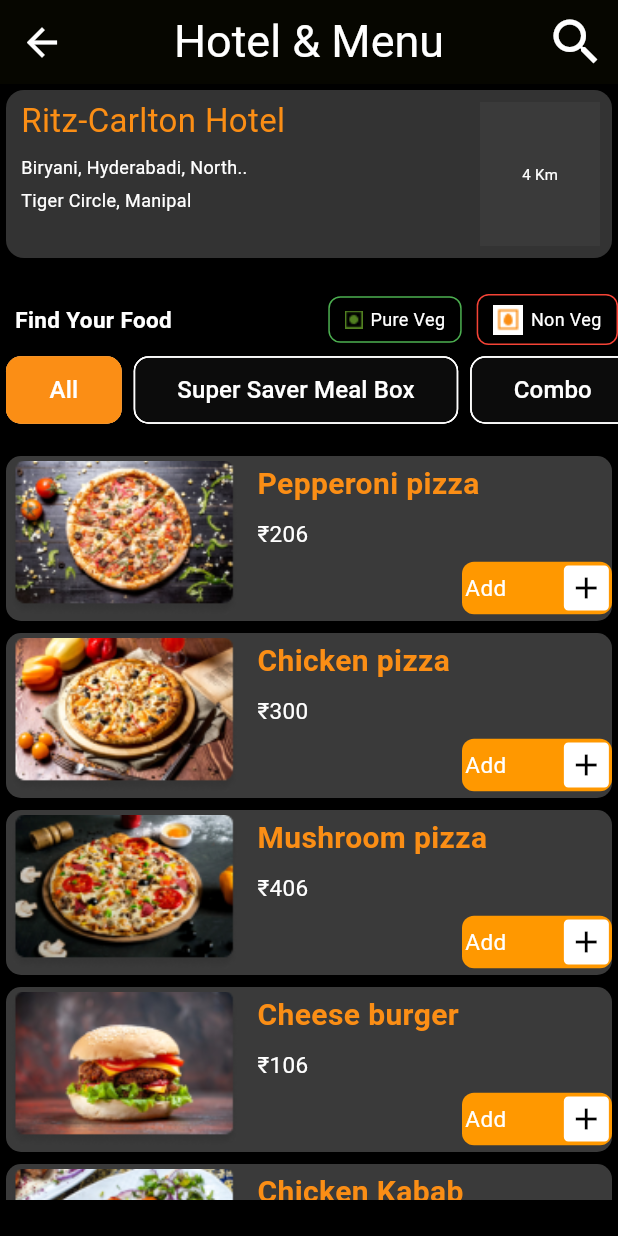
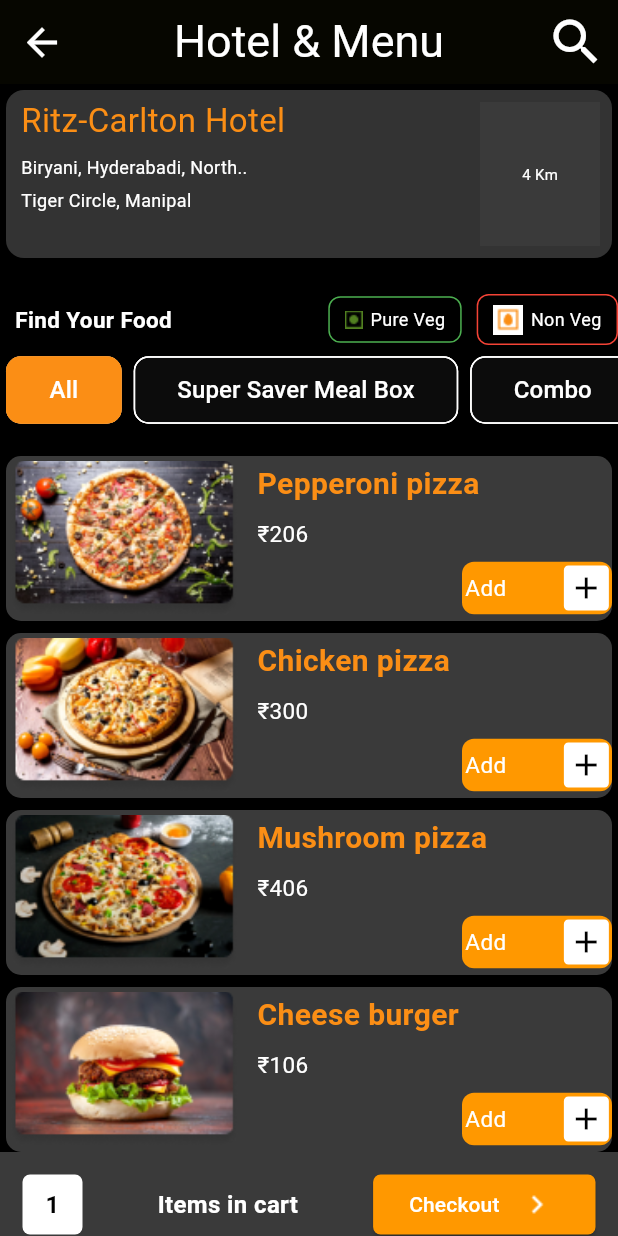
Before and after one commit to Joyal14/Fat_Fox, a Flutter app: the screen it shows after launch, on a phone screen of 412 x 824 dp. Run offline on Flutter 3.47's test engine with Material 3 defaults, Android fonts, the phone set to English and light mode, and no system bars.

Commit message:
store in file stucture

```diff
--- a/lib/Onboarding/on_boading.dart
+++ b/lib/Onboarding/on_boading.dart
@@ -1,4 +1,4 @@
-import 'package:fatfox_app/pages/login_page.dart';
+import 'package:fatfox_app/pages/Login/login_page.dart';
 import 'package:fatfox_app/models/content_model.dart';
 import 'package:flutter/material.dart';
 
--- a/lib/main.dart
+++ b/lib/main.dart
@@ -1,4 +1,3 @@
-import 'package:fatfox_app/pages/home_page.dart';
 import 'package:fatfox_app/pages/hotel_menu_page.dart';
 // import 'package:fatfox_app/splash.dart';
 import 'package:flutter/material.dart';
--- a/lib/pages/home_page.dart
+++ b/lib/pages/HomePage/home_page.dart
@@ -1,7 +1,7 @@
+import 'package:fatfox_app/widgets/card/custom_card.dart';
+import 'package:fatfox_app/widgets/card/custom_product_card.dart';
 import 'package:flutter/material.dart';
 import 'package:fatfox_app/widgets/custom_button.dart';
-import 'package:fatfox_app/widgets/custom_card.dart';
-import 'package:fatfox_app/widgets/custom_product_card.dart';
 import 'package:fatfox_app/widgets/custom_text.dart';
 import 'package:fatfox_app/Gobel/golbel_variable.dart';
 import 'package:fatfox_app/widgets/custom_horizontal.dart';
--- a/lib/pages/otp_page.dart
+++ b/lib/pages/Login/otp_page.dart
@@ -1,4 +1,4 @@
-import 'package:fatfox_app/pages/registration_page.dart';
+import 'package:fatfox_app/pages/Login/registration_page.dart';
 import 'package:fatfox_app/widgets/widgets.dart';
 import 'package:flutter/material.dart';
 import 'package:fatfox_app/widgets/text_field_widget.dart';
--- a/lib/pages/hotel_menu_page.dart
+++ b/lib/pages/hotel_menu_page.dart
@@ -1,9 +1,10 @@
 import 'package:fatfox_app/Gobel/golbel_variable.dart';
+import 'package:fatfox_app/widgets/card/custom_hotel_menu_card.dart';
 import 'package:fatfox_app/widgets/custom_horizontal.dart';
-import 'package:fatfox_app/widgets/custom_hotel_menu_card.dart';
 import 'package:fatfox_app/widgets/single_text.dart';
 import 'package:flutter/material.dart';
 import 'package:fatfox_app/widgets/custom_container.dart';
+import 'package:fatfox_app/widgets/custom_cart_button.dart';
 
 class HotelMenu extends StatefulWidget {
   // ignore: use_key_in_widget_constructors
@@ -53,7 +54,8 @@
           ),
         ],
       ),
-      body: Column(
+      body: SingleChildScrollView(
+        child: Column(
           children: [
             SizedBox(
               height: 120,
@@ -163,7 +165,7 @@
               height: 10,
             ),
             SizedBox(
-            height: 500,
+              height: 468,
               child: ListView.builder(
                   itemCount: hotelmenu.length,
                   itemBuilder: (context, index) {
@@ -175,7 +177,17 @@
                     );
                   }),
             ),
+            Container(
+              height: 70,
+              width: double.infinity,
+              color: const Color.fromRGBO(58, 58, 58, 1),
+              child: const Padding(
+                padding: EdgeInsets.all(15.0),
+                child: CartButton(),
+              ),
+            ),
           ],
+        ),
       ),
     );
   }
--- a/lib/widgets/custom_hotel_menu_card.dart
+++ b/lib/widgets/card/custom_hotel_menu_card.dart
@@ -1,5 +1,5 @@
+import 'package:fatfox_app/widgets/card/custom_hotel_menu_card_list.dart';
 import 'package:flutter/material.dart';
-import 'package:fatfox_app/widgets/custom_hotel_menu_card_list.dart';
 
 class HotelCard extends StatelessWidget {
   final String title;
--- /dev/null
+++ b/lib/widgets/custom_cart_button.dart
@@ -0,0 +1,68 @@
+import 'package:flutter/material.dart';
+import 'package:fatfox_app/widgets/single_text.dart';
+
+class CartButton extends StatelessWidget {
+  const CartButton({Key? key}) : super(key: key);
+
+  @override
+  Widget build(BuildContext context) {
+    return Container(
+      height: 10,
+      width: double.infinity,
+      color: const Color.fromRGBO(58, 58, 58, 1),
+      child: Row(
+        mainAxisAlignment: MainAxisAlignment.spaceBetween,
+        children: [
+          Container(
+            height: 40,
+            width: 40,
+            decoration: BoxDecoration(
+              color: Colors.white,
+              borderRadius: BorderRadius.circular(5),
+            ),
+            child: const Center(
+                child: CustomSingleTextWidget(
+                    label: '1',
+                    color: Colors.black,
+                    size: 16,
+                    fontWeight: FontWeight.bold)),
+          ),
+          const SizedBox(
+            width: 10,
+          ),
+          const CustomSingleTextWidget(
+              label: 'Items in cart',
+              color: Colors.white,
+              size: 16,
+              fontWeight: FontWeight.bold),
+          const SizedBox(
+            width: 10,
+          ),
+          ElevatedButton(
+            onPressed: () {},
+            style: ElevatedButton.styleFrom(
+              foregroundColor: Colors.white,
+              backgroundColor: Colors.orange,
+              shape: RoundedRectangleBorder(
+                borderRadius: BorderRadius.circular(5),
+              ),
+            ),
+            child: Row(
+              children: [
+                const Text("Checkout"),
+                const SizedBox(
+                  width: 10,
+                ),
+                Image.asset(
+                  'image/arrow.png',
+                  width: 30,
+                  height: 30,
+                )
+              ],
+            ),
+          ),
+        ],
+      ),
+    );
+  }
+}
```
Also changed, not shown: lib/pages/Login/login_page.dart (renamed from lib/pages/registration_page.dart, +41 -28 lines), lib/pages/Login/registration_page.dart (renamed from lib/pages/login_page.dart, +28 -41 lines), lib/pages/card_added_page.dart (added, +19 -0 lines), image/arrow.png (added), lib/Onboarding/location_page.dart (renamed from lib/pages/location_page.dart), lib/widgets/card/custom_card.dart (renamed from lib/widgets/custom_card.dart), lib/widgets/card/custom_hotel_menu_card_list.dart (renamed from lib/widgets/custom_hotel_menu_card_list.dart), lib/widgets/card/custom_product_card.dart (renamed from lib/widgets/custom_product_card.dart). Lines whose indentation alone changed are shown as unchanged.
